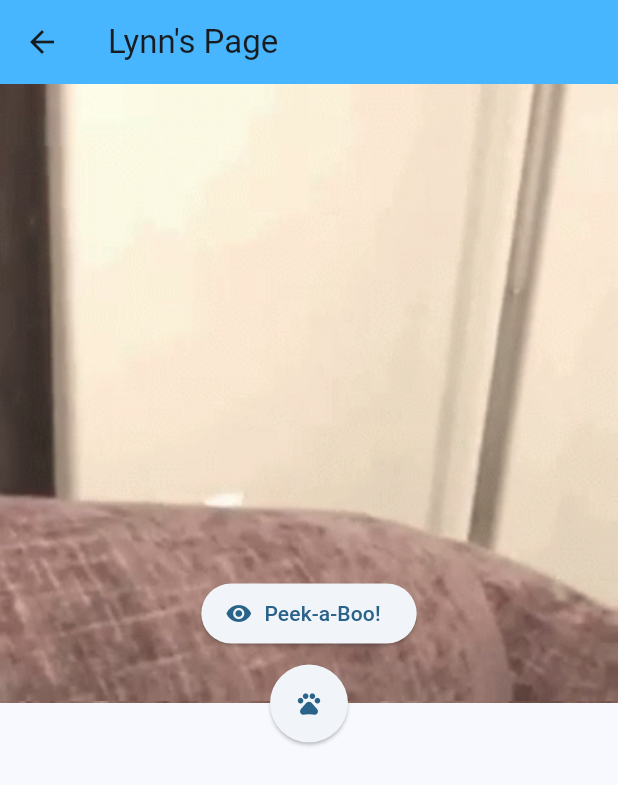
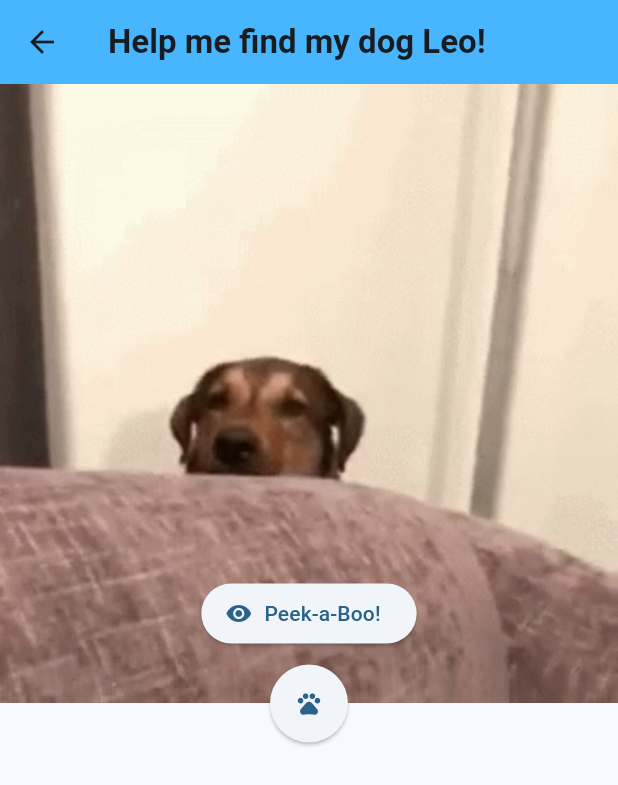
Before and after one commit to gnamlsu/flutter_application_10, a Flutter app: the LynnPage screen opened directly, after a tap on "Peek-a-Boo!", on a phone screen of 412 x 824 dp. Shown: the top 785 px of the screen. Run offline on Flutter 3.47's test engine with Material 3 defaults, Android fonts, the phone set to English and light mode, and no system bars; our stand-ins replace google_fonts; network calls fail.

Commit message:
Added button functionality and additional text

```diff
--- a/lib/main.dart
+++ b/lib/main.dart
@@ -67,34 +67,54 @@ class FirstScreen extends StatelessWidget {
   }
 }
 
-class LynnPage extends StatelessWidget {
+class LynnPage extends StatefulWidget {
   const LynnPage({super.key});
+
+  @override
+  _LynnPageState createState() => _LynnPageState();
+}
+
+class _LynnPageState extends State<LynnPage> {
+  List<AssetImage> assetImages = [
+    const AssetImage('assets/dog-hide.png'),
+    const AssetImage('assets/dog-show.png')
+  ];
+
+  int curImage = 0;
 
   @override
   Widget build (BuildContext context) {
     return Scaffold(
       appBar: AppBar(
-        title: const Text('Lynn\'s Page'),
+        title: const Text(
+          'Help me find my dog Leo!',
+          style: TextStyle(fontWeight: FontWeight.bold)
+        ),
         backgroundColor: Color.fromRGBO(71, 182, 255, 1),
       ),
       body: Stack(
         children: [
-          Image.asset(
-            'assets/dog-show.png'
-          ),
-          Image.asset(
-            'assets/dog-hide.png'
+          Image(
+            image: assetImages[curImage],
           ),
           Center(
             child: Column(
               mainAxisAlignment: MainAxisAlignment.center,
               children: [
                 ElevatedButton.icon(
-                  onPressed: (){},
+                  onPressed: (){
+                    setState(() {
+                      if (curImage == 0) {
+                        curImage = 1;
+                      }
+                      else {
+                        curImage = 0;
+                      }
+                    });
+                  },
                   label: Text('Peek-a-Boo!'),
                   icon: Icon(Icons.visibility),
                 ),
-
                 SizedBox(
                   height: 10,
                 ),
```
